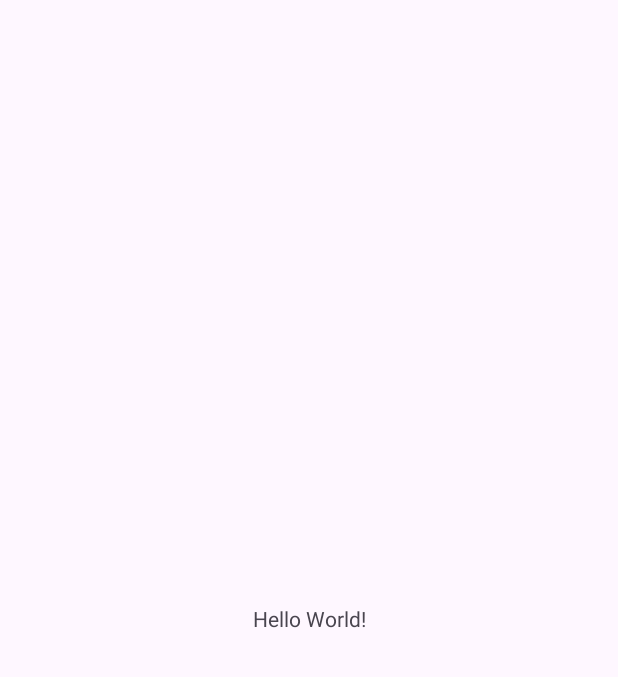
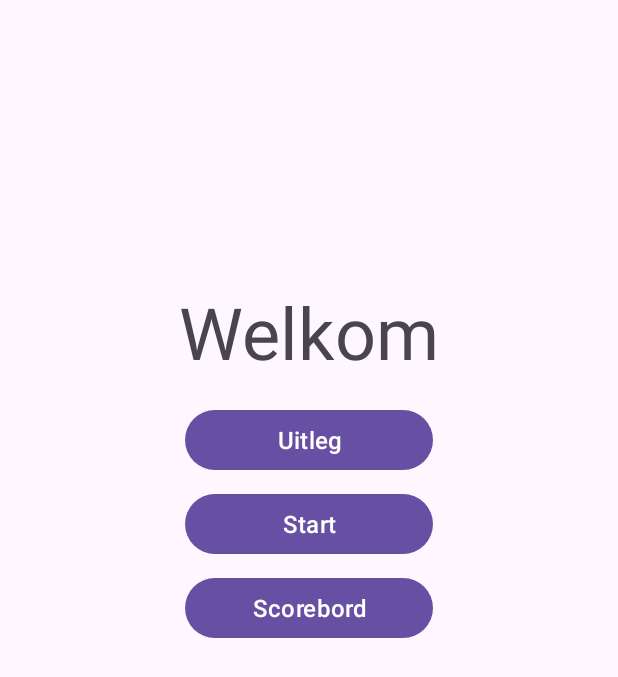
Before and after one commit to AugustDaniel/FastFood-Application, an Android app: the screen it shows after launch (MainActivity before the commit, StartActivity after it), on a phone screen of 412 x 824 dp. Before the commit the part shown is almost empty. Shown: the top 677 px of the screen. Run offline under Robolectric (Android 15) with nearby library versions, the phone set to English and light mode, and no system bars.

Commit message:
added activity_start design and class

```diff
--- a/app/src/main/AndroidManifest.xml
+++ b/app/src/main/AndroidManifest.xml
@@ -16,7 +16,7 @@
             android:name=".FinishActivity"
             android:exported="false" />
         <activity
-            android:name=".MainActivity"
+            android:name=".StartActivity"
             android:exported="true">
             <intent-filter>
                 <action android:name="android.intent.action.MAIN" />
--- a/app/src/main/java/com/example/fastfoodapplication/MainActivity.java
+++ b/app/src/main/java/com/example/fastfoodapplication/StartActivity.java
@@ -8,13 +8,13 @@ import androidx.core.graphics.Insets;
 import androidx.core.view.ViewCompat;
 import androidx.core.view.WindowInsetsCompat;
 
-public class MainActivity extends AppCompatActivity {
+public class StartActivity extends AppCompatActivity {
 
     @Override
     protected void onCreate(Bundle savedInstanceState) {
         super.onCreate(savedInstanceState);
         EdgeToEdge.enable(this);
-        setContentView(R.layout.activity_main);
+        setContentView(R.layout.activity_start);
         ViewCompat.setOnApplyWindowInsetsListener(findViewById(R.id.main), (v, insets) -> {
             Insets systemBars = insets.getInsets(WindowInsetsCompat.Type.systemBars());
             v.setPadding(systemBars.left, systemBars.top, systemBars.right, systemBars.bottom);
--- /dev/null
+++ b/app/src/main/res/layout-land/activity_start.xml
@@ -0,0 +1,107 @@
+<?xml version="1.0" encoding="utf-8"?>
+<androidx.constraintlayout.widget.ConstraintLayout xmlns:android="http://schemas.android.com/apk/res/android"
+    xmlns:app="http://schemas.android.com/apk/res-auto"
+    xmlns:tools="http://schemas.android.com/tools"
+    android:id="@+id/main"
+    android:layout_width="match_parent"
+    android:layout_height="match_parent"
+    tools:context=".StartActivity">
+
+    <TextView
+        android:id="@+id/activity_start_welcome_text"
+        android:layout_width="wrap_content"
+        android:layout_height="wrap_content"
+        android:text="Welkom"
+        android:textSize="48sp"
+        android:layout_marginTop="24dp"
+        app:layout_constraintTop_toTopOf="@id/activity_start_logo_guideline"
+        app:layout_constraintStart_toStartOf="@id/activity_start_left_vertical_guideline"
+        app:layout_constraintEnd_toEndOf="@id/activity_start_right_vertical_guideline" />
+
+    <Button
+        android:id="@+id/activity_start_tutorial_button"
+        android:layout_width="0dp"
+        android:layout_height="wrap_content"
+        android:text="@string/uitleg"
+        android:textSize="16sp"
+        android:layout_marginTop="16dp"
+        app:layout_constraintTop_toBottomOf="@id/activity_start_welcome_text"
+        app:layout_constraintStart_toStartOf="@id/activity_start_inner_left_vertical_guideline"
+        app:layout_constraintEnd_toEndOf="@id/activity_start_inner_right_vertical_guideline" />
+
+    <Button
+        android:id="@+id/activity_start_play_button"
+        android:layout_width="0dp"
+        android:layout_height="wrap_content"
+        android:text="@string/start"
+        android:textSize="16sp"
+        android:layout_marginTop="8dp"
+        app:layout_constraintStart_toStartOf="@id/activity_start_inner_left_vertical_guideline"
+        app:layout_constraintEnd_toEndOf="@id/activity_start_inner_right_vertical_guideline"
+        app:layout_constraintTop_toBottomOf="@id/activity_start_tutorial_button" />
+
+    <Button
+        android:id="@+id/activity_start_leaderboard_button"
+        android:layout_width="0dp"
+        android:layout_height="wrap_content"
+        android:text="@string/scorebord"
+        android:textSize="16sp"
+        android:layout_marginTop="8dp"
+        app:layout_constraintStart_toStartOf="@id/activity_start_inner_left_vertical_guideline"
+        app:layout_constraintEnd_toEndOf="@id/activity_start_inner_right_vertical_guideline"
+        app:layout_constraintTop_toBottomOf="@id/activity_start_play_button" />
+
+    <androidx.constraintlayout.widget.Guideline
+        android:id="@+id/activity_start_left_vertical_guideline"
+        android:layout_width="wrap_content"
+        android:layout_height="wrap_content"
+        android:orientation="vertical"
+        app:layout_constraintGuide_begin="102dp"
+        app:layout_constraintGuide_percent="0.15"/>
+
+    <androidx.constraintlayout.widget.Guideline
+        android:id="@+id/activity_start_right_vertical_guideline"
+        android:layout_width="wrap_content"
+        android:layout_height="wrap_content"
+        android:orientation="vertical"
+        app:layout_constraintGuide_percent="0.85" />
+
+    <androidx.constraintlayout.widget.Guideline
+        android:id="@+id/activity_start_lower_horizontal_guideline"
+        android:layout_width="wrap_content"
+        android:layout_height="wrap_content"
+        android:orientation="horizontal"
+        app:layout_constraintGuide_percent="0.6" />
+
+    <androidx.constraintlayout.widget.Guideline
+        android:id="@+id/activity_start_logo_guideline"
+        android:layout_width="wrap_content"
+        android:layout_height="wrap_content"
+        android:orientation="horizontal"
+        app:layout_constraintGuide_percent="0.2" />
+
+    <ImageView
+        android:id="@+id/activity_start_logo_image_view"
+        android:layout_width="0dp"
+        android:layout_height="56dp"
+        android:contentDescription="Logo"
+        app:layout_constraintBottom_toBottomOf="@id/activity_start_logo_guideline"
+        app:layout_constraintEnd_toEndOf="@id/activity_start_right_vertical_guideline"
+        app:layout_constraintStart_toStartOf="@id/activity_start_left_vertical_guideline"
+        tools:srcCompat="@tools:sample/avatars" />
+
+    <androidx.constraintlayout.widget.Guideline
+        android:id="@+id/activity_start_inner_left_vertical_guideline"
+        android:layout_width="wrap_content"
+        android:layout_height="wrap_content"
+        android:orientation="vertical"
+        app:layout_constraintGuide_percent="0.3" />
+
+    <androidx.constraintlayout.widget.Guideline
+        android:id="@+id/activity_start_inner_right_vertical_guideline"
+        android:layout_width="wrap_content"
+        android:layout_height="wrap_content"
+        android:orientation="vertical"
+        app:layout_constraintGuide_percent="0.7" />
+
+</androidx.constraintlayout.widget.ConstraintLayout>
--- a/app/src/main/res/layout/activity_main.xml
+++ /dev/null
@@ -1,19 +0,0 @@
-<?xml version="1.0" encoding="utf-8"?>
-<androidx.constraintlayout.widget.ConstraintLayout xmlns:android="http://schemas.android.com/apk/res/android"
-    xmlns:app="http://schemas.android.com/apk/res-auto"
-    xmlns:tools="http://schemas.android.com/tools"
-    android:id="@+id/main"
-    android:layout_width="match_parent"
-    android:layout_height="match_parent"
-    tools:context=".MainActivity">
-
-    <TextView
-        android:layout_width="wrap_content"
-        android:layout_height="wrap_content"
-        android:text="Hello World!"
-        app:layout_constraintBottom_toBottomOf="parent"
-        app:layout_constraintEnd_toEndOf="parent"
-        app:layout_constraintStart_toStartOf="parent"
-        app:layout_constraintTop_toTopOf="parent" />
-
-</androidx.constraintlayout.widget.ConstraintLayout>
--- /dev/null
+++ b/app/src/main/res/layout/activity_start.xml
@@ -0,0 +1,107 @@
+<?xml version="1.0" encoding="utf-8"?>
+<androidx.constraintlayout.widget.ConstraintLayout xmlns:android="http://schemas.android.com/apk/res/android"
+    xmlns:app="http://schemas.android.com/apk/res-auto"
+    xmlns:tools="http://schemas.android.com/tools"
+    android:id="@+id/main"
+    android:layout_width="match_parent"
+    android:layout_height="match_parent"
+    tools:context=".StartActivity">
+
+    <TextView
+        android:id="@+id/activity_start_welcome_text"
+        android:layout_width="wrap_content"
+        android:layout_height="wrap_content"
+        android:text="Welkom"
+        android:textSize="48sp"
+        android:layout_marginTop="24dp"
+        app:layout_constraintTop_toTopOf="@id/activity_start_logo_guideline"
+        app:layout_constraintStart_toStartOf="@id/activity_start_left_vertical_guideline"
+        app:layout_constraintEnd_toEndOf="@id/activity_start_right_vertical_guideline" />
+
+    <Button
+        android:id="@+id/activity_start_tutorial_button"
+        android:layout_width="0dp"
+        android:layout_height="wrap_content"
+        android:text="@string/uitleg"
+        android:textSize="16sp"
+        android:layout_marginTop="16dp"
+        app:layout_constraintTop_toBottomOf="@id/activity_start_welcome_text"
+        app:layout_constraintStart_toStartOf="@id/activity_start_inner_left_vertical_guideline"
+        app:layout_constraintEnd_toEndOf="@id/activity_start_inner_right_vertical_guideline" />
+
+    <Button
+        android:id="@+id/activity_start_play_button"
+        android:layout_width="0dp"
+        android:layout_height="wrap_content"
+        android:text="@string/start"
+        android:textSize="16sp"
+        android:layout_marginTop="8dp"
+        app:layout_constraintStart_toStartOf="@id/activity_start_inner_left_vertical_guideline"
+        app:layout_constraintEnd_toEndOf="@id/activity_start_inner_right_vertical_guideline"
+        app:layout_constraintTop_toBottomOf="@id/activity_start_tutorial_button" />
+
+    <Button
+        android:id="@+id/activity_start_leaderboard_button"
+        android:layout_width="0dp"
+        android:layout_height="wrap_content"
+        android:text="@string/scorebord"
+        android:textSize="16sp"
+        android:layout_marginTop="8dp"
+        app:layout_constraintStart_toStartOf="@id/activity_start_inner_left_vertical_guideline"
+        app:layout_constraintEnd_toEndOf="@id/activity_start_inner_right_vertical_guideline"
+        app:layout_constraintTop_toBottomOf="@id/activity_start_play_button" />
+
+    <androidx.constraintlayout.widget.Guideline
+        android:id="@+id/activity_start_left_vertical_guideline"
+        android:layout_width="wrap_content"
+        android:layout_height="wrap_content"
+        android:orientation="vertical"
+        app:layout_constraintGuide_begin="102dp"
+        app:layout_constraintGuide_percent="0.15"/>
+
+    <androidx.constraintlayout.widget.Guideline
+        android:id="@+id/activity_start_right_vertical_guideline"
+        android:layout_width="wrap_content"
+        android:layout_height="wrap_content"
+        android:orientation="vertical"
+        app:layout_constraintGuide_percent="0.85" />
+
+    <androidx.constraintlayout.widget.Guideline
+        android:id="@+id/activity_start_lower_horizontal_guideline"
+        android:layout_width="wrap_content"
+        android:layout_height="wrap_content"
+        android:orientation="horizontal"
+        app:layout_constraintGuide_percent="0.6" />
+
+    <androidx.constraintlayout.widget.Guideline
+        android:id="@+id/activity_start_logo_guideline"
+        android:layout_width="wrap_content"
+        android:layout_height="wrap_content"
+        android:orientation="horizontal"
+        app:layout_constraintGuide_percent="0.2" />
+
+    <ImageView
+        android:id="@+id/activity_start_logo_image_view"
+        android:layout_width="0dp"
+        android:layout_height="56dp"
+        android:contentDescription="Logo"
+        app:layout_constraintBottom_toBottomOf="@id/activity_start_logo_guideline"
+        app:layout_constraintEnd_toEndOf="@id/activity_start_right_vertical_guideline"
+        app:layout_constraintStart_toStartOf="@id/activity_start_left_vertical_guideline"
+        tools:srcCompat="@tools:sample/avatars" />
+
+    <androidx.constraintlayout.widget.Guideline
+        android:id="@+id/activity_start_inner_left_vertical_guideline"
+        android:layout_width="wrap_content"
+        android:layout_height="wrap_content"
+        android:orientation="vertical"
+        app:layout_constraintGuide_percent="0.3" />
+
+    <androidx.constraintlayout.widget.Guideline
+        android:id="@+id/activity_start_inner_right_vertical_guideline"
+        android:layout_width="wrap_content"
+        android:layout_height="wrap_content"
+        android:orientation="vertical"
+        app:layout_constraintGuide_percent="0.7" />
+
+</androidx.constraintlayout.widget.ConstraintLayout>
--- a/app/src/main/res/values/strings.xml
+++ b/app/src/main/res/values/strings.xml
@@ -1,5 +1,6 @@
 <resources>
     <string name="app_name">FastFood Application</string>
-    <!-- TODO: Remove or change this placeholder text -->
-    <string name="hello_blank_fragment">Hello blank fragment</string>
+    <string name="start">Start</string>
+    <string name="uitleg">Uitleg</string>
+    <string name="scorebord">Scorebord</string>
 </resources>
```
